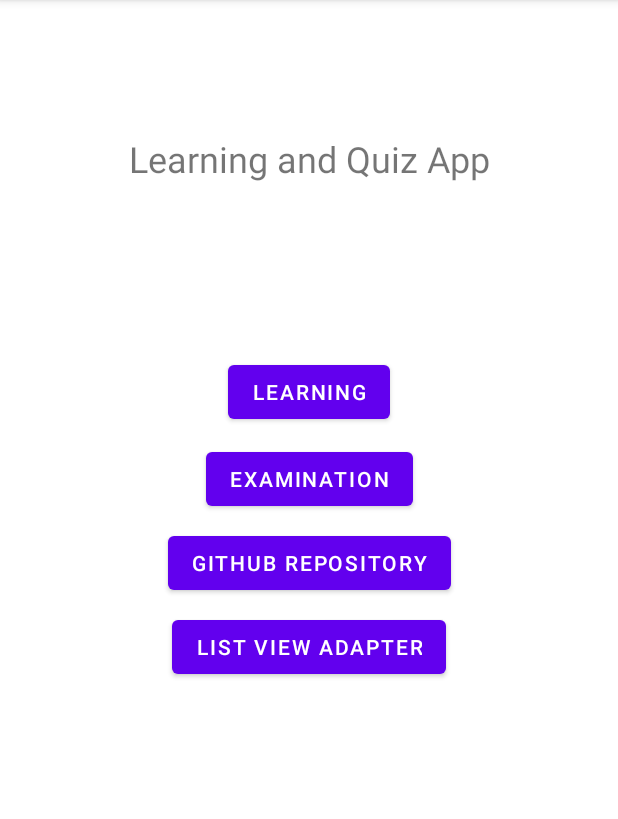
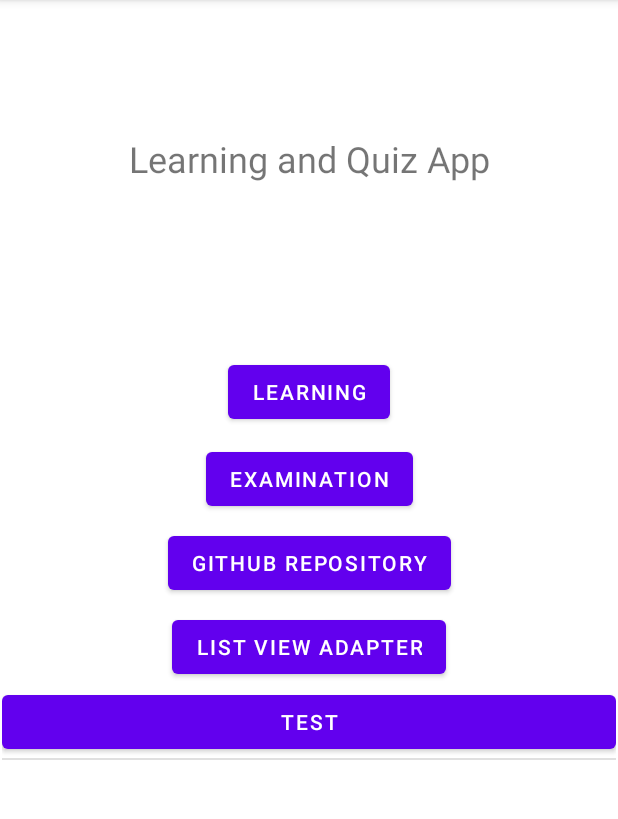
Before and after one commit to BSEF19A532/BSEF19A532-Mobile-Computing-Learning-And-Teaching-App, an Android app: the screen it shows after launch (MainActivity), on a phone screen of 412 x 824 dp, the part 84-903 px from its top. Run offline under Robolectric (Android 15) with nearby library versions, the phone set to English and light mode, and no system bars.

Commit message:
Implemented basic custom array adapter

```diff
--- /dev/null
+++ b/app/src/main/java/com/example/bsef19a532mobilecomputinglearningandteachingapp/CustomButtonListAdapter.java
@@ -0,0 +1,31 @@
+package com.example.bsef19a532mobilecomputinglearningandteachingapp;
+
+import android.app.Activity;
+import android.content.Context;
+import android.view.LayoutInflater;
+import android.view.View;
+import android.view.ViewGroup;
+import android.widget.ArrayAdapter;
+import android.widget.BaseAdapter;
+import android.widget.Button;
+
+public class CustomButtonListAdapter extends ArrayAdapter {
+    Activity context;
+    String[] btn_list;
+    LayoutInflater inflater;
+
+    public CustomButtonListAdapter(Activity context, String[] btn_list) {
+        super(context, R.layout.layout_custom_list_view, btn_list);
+        this.btn_list = btn_list;
+        this.context = context;
+    }
+
+    @Override
+    public View getView(int i, View view, ViewGroup viewGroup) {
+        inflater = context.getLayoutInflater();
+        View new_view = inflater.inflate(R.layout.layout_custom_list_view, null);
+        Button btn = new_view.findViewById(R.id.btn_item);
+        btn.setText(btn_list[i]);
+        return new_view;
+    }
+}
--- a/app/src/main/java/com/example/bsef19a532mobilecomputinglearningandteachingapp/MainActivity.java
+++ b/app/src/main/java/com/example/bsef19a532mobilecomputinglearningandteachingapp/MainActivity.java
@@ -7,6 +7,7 @@
 import android.os.Bundle;
 import android.view.View;
 import android.widget.Button;
+import android.widget.ListView;
 
 public class MainActivity extends AppCompatActivity {
 
@@ -61,5 +62,11 @@
                 startActivity(intent);
             }
         });
+
+//        Button[] btn = { new Button(getApplicationContext()) };
+        String[] data = { "test" };
+        ListView test = findViewById(R.id.test_view);
+        CustomButtonListAdapter adapter = new CustomButtonListAdapter(this, data);
+        test.setAdapter(adapter);
     }
 }
--- a/app/src/main/res/layout/activity_main.xml
+++ b/app/src/main/res/layout/activity_main.xml
@@ -41,8 +41,10 @@
         android:layout_width="wrap_content"
         android:layout_height="wrap_content"
         android:layout_marginTop="89dp"
+        android:layout_marginBottom="335dp"
         android:text="Learning and Quiz App"
         android:textSize="24sp"
+        app:layout_constraintBottom_toTopOf="@+id/test_view"
         app:layout_constraintEnd_toEndOf="parent"
         app:layout_constraintHorizontal_bias="0.5"
         app:layout_constraintStart_toStartOf="parent"
@@ -59,4 +61,16 @@
         app:layout_constraintStart_toStartOf="parent"
         app:layout_constraintTop_toBottomOf="@+id/btn_repo" />
 
+    <ListView
+        android:id="@+id/test_view"
+        android:layout_width="0dp"
+        android:layout_height="0dp"
+        android:layout_marginStart="1dp"
+        android:layout_marginEnd="1dp"
+        android:layout_marginBottom="1dp"
+        app:layout_constraintBottom_toBottomOf="parent"
+        app:layout_constraintEnd_toEndOf="parent"
+        app:layout_constraintStart_toStartOf="parent"
+        app:layout_constraintTop_toBottomOf="@+id/textView" />
+
 </androidx.constraintlayout.widget.ConstraintLayout>
```
Also changed, not shown: app/src/main/java/com/example/bsef19a532mobilecomputinglearningandteachingapp/CustomListView.java (deleted, +0 -43 lines).
